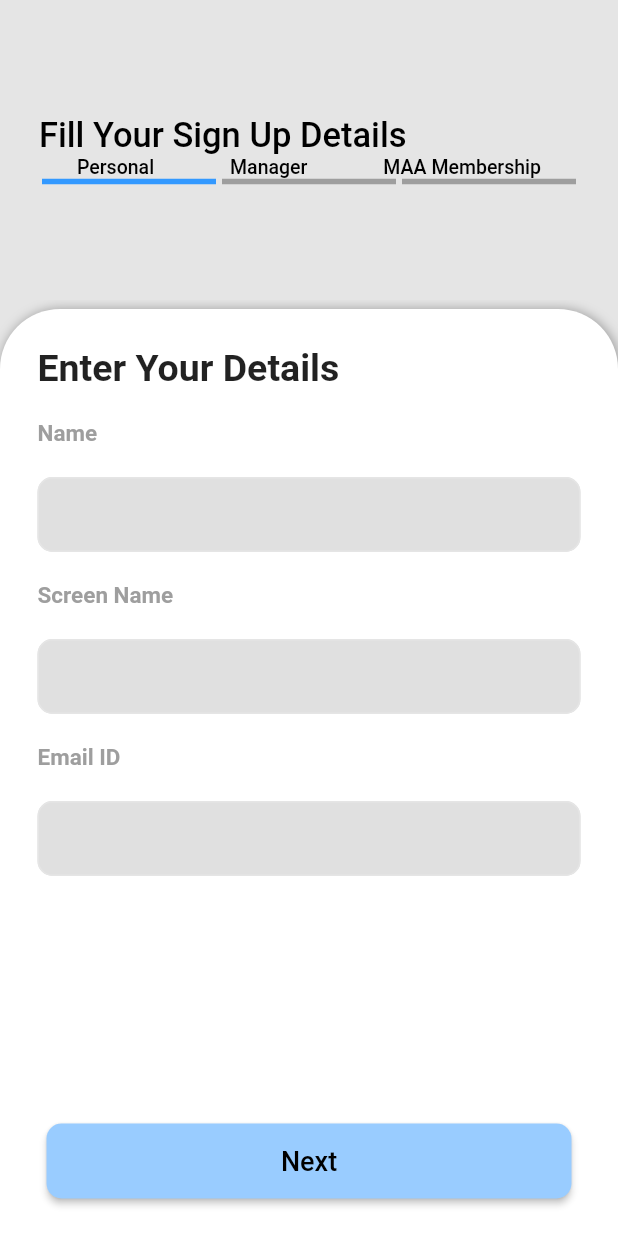
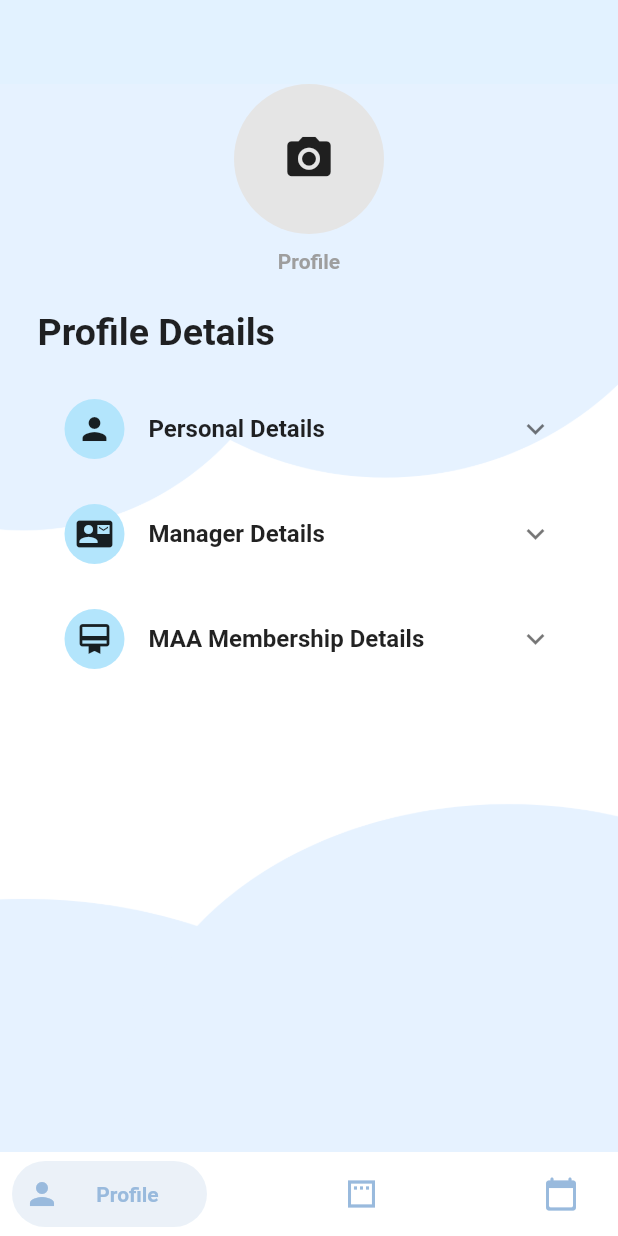
Before and after one commit to SaifAliS/maa_castings, a Flutter app: the screen it shows after launch, on a phone screen of 412 x 824 dp. Run offline on Flutter 3.47's test engine with Material 2 defaults, Android fonts, the light colour scheme and no system bars; drawn by our look-alikes of bottom_navy_bar, expansion_tile_card, step_progress_indicator; our stand-ins replace blurrycontainer, lottie.

```diff
--- /dev/null
+++ b/maa_castings/lib/Profile_screen.dart
@@ -0,0 +1,224 @@
+import 'package:flutter/material.dart';
+import 'package:expansion_tile_card/expansion_tile_card.dart';
+
+class ProfileScreen extends StatefulWidget {
+  ProfileScreen({Key? key}) : super(key: key);
+
+  @override
+  State<ProfileScreen> createState() => _ProfileScreenState();
+}
+
+class _ProfileScreenState extends State<ProfileScreen> {
+  @override
+  final GlobalKey<ExpansionTileCardState> cardA = new GlobalKey();
+  final GlobalKey<ExpansionTileCardState> cardB = new GlobalKey();
+  final GlobalKey<ExpansionTileCardState> cardC = new GlobalKey();
+  Widget build(BuildContext context) {
+    return SafeArea(
+        child: Scaffold(
+            appBar: AppBar(
+              backgroundColor: Color(0xffe2f2ff),
+              elevation: 0,
+            ),
+            body: Container(
+              decoration: BoxDecoration(
+                image: DecorationImage(
+                    image: AssetImage("assets/proback.png"), fit: BoxFit.cover),
+              ),
+              child: Padding(
+                padding: EdgeInsets.fromLTRB(25, 0, 25, 0),
+                child: Column(
+                    crossAxisAlignment: CrossAxisAlignment.start,
+                    children: [
+                      Align(
+                          alignment: Alignment.center,
+                          child: GestureDetector(
+                            onTap: () {},
+                            child: Container(
+                              height: 100,
+                              width: 100,
+                              child: Icon(
+                                Icons.photo_camera,
+                                size: 35,
+                              ),
+                              decoration: BoxDecoration(
+                                  borderRadius: BorderRadius.circular(70),
+                                  color: Color(0xffe5e5e5)),
+                            ),
+                          )),
+                      SizedBox(
+                        height: 10,
+                      ),
+                      Align(
+                        alignment: Alignment.center,
+                        child: Text(
+                          "Profile",
+                          style: TextStyle(
+                              fontWeight: FontWeight.bold, color: Colors.grey),
+                        ),
+                      ),
+                      SizedBox(height: 25),
+                      Text(
+                        "Profile Details",
+                        style: TextStyle(
+                            fontSize: 25, fontWeight: FontWeight.bold),
+                      ),
+                      SizedBox(
+                        height: 20,
+                      ),
+                      ExpansionTileCard(
+                        baseColor: Colors.transparent,
+                        expandedColor: Color(0xffe2f2ff),
+                        key: cardA,
+                        leading: CircleAvatar(child: Icon(Icons.person)),
+                        title: Text("Personal Details",
+                            style: TextStyle(fontWeight: FontWeight.bold)),
+                        children: <Widget>[
+                          Padding(
+                            padding: EdgeInsets.fromLTRB(25, 0, 25, 0),
+                            child: Row(
+                                crossAxisAlignment: CrossAxisAlignment.center,
+                                mainAxisAlignment: MainAxisAlignment.spaceBetween,
+                                children: [
+                                  Align(
+                                      alignment: Alignment.centerLeft,
+                                      child: Text(
+                                        "Name",
+                                        style: TextStyle(fontSize: 18,),
+                                      )),
+                                  Align(
+                                      alignment: Alignment.centerRight,
+                                      child: Text(
+                                        "Saif Ali Shaik",
+                                        style: TextStyle(fontSize: 18),
+                                      ))
+                                ]),
+                          ),
+                          SizedBox(height: 10),
+                          Padding(
+                            padding:EdgeInsets.fromLTRB(25, 0, 25, 0),
+                            child: Row(
+                                crossAxisAlignment: CrossAxisAlignment.center,
+                                mainAxisAlignment: MainAxisAlignment.spaceBetween,
+                                children: [
+                                  Text(
+                                    "Screen Name",
+                                    style: TextStyle(fontSize: 18),
+                                  ),
+                                  Text(
+                                    "Saif Ali Shaik",
+                                    style: TextStyle(fontSize: 18),
+                                  )
+                                ]),
+                          ),
+                          SizedBox(height: 10),
+                          Padding(
+                            padding: EdgeInsets.fromLTRB(25, 0, 25, 0),
+                            child: Row(
+                                crossAxisAlignment: CrossAxisAlignment.center,
+                                mainAxisAlignment: MainAxisAlignment.spaceBetween,
+                                children: [
+                                  Align(
+                                      alignment: Alignment.centerLeft,
+                                      child: Text(
+                                        "Email ID",
+                                        style: TextStyle(fontSize: 18,),
+                                      )),
+                                  Align(
+                                      alignment: Alignment.centerRight,
+                                      child: Text(
+                                        "example@gmail.com",
+                                        style: TextStyle(fontSize: 18),
+                                      ))
+                                ]),
+                          ),
+                          SizedBox(height:10,)
+                        ],
+                      ),
+                      SizedBox(height: 10,),
+                      ExpansionTileCard(
+                        baseColor: Colors.transparent,
+                        expandedColor: Color(0xffe2f2ff),
+                        key: cardB,
+                        leading: CircleAvatar(child: Icon(Icons.contact_mail)),
+                        title: Text("Manager Details",
+                            style: TextStyle(fontWeight: FontWeight.bold)),
+                        children: <Widget>[
+                          Padding(
+                            padding: EdgeInsets.fromLTRB(25, 0, 25, 0),
+                            child: Row(
+                                crossAxisAlignment: CrossAxisAlignment.center,
+                                mainAxisAlignment: MainAxisAlignment.spaceBetween,
+                                children: [
+                                  Align(
+                                      alignment: Alignment.centerLeft,
+                                      child: Text(
+                                        "Manager Name",
+                                        style: TextStyle(fontSize: 18,),
+                                      )),
+                                  Align(
+                                      alignment: Alignment.centerRight,
+                                      child: Text(
+                                        "Saif Ali Shaik",
+                                        style: TextStyle(fontSize: 18),
+                                      ))
+                                ]),
+                          ),
+                          SizedBox(height: 10),
+                          Padding(
+                            padding:EdgeInsets.fromLTRB(25, 0, 25, 0),
+                            child: Row(
+                                crossAxisAlignment: CrossAxisAlignment.center,
+                                mainAxisAlignment: MainAxisAlignment.spaceBetween,
+                                children: [
+                                  Text(
+                                    "Manager Number",
+                                    style: TextStyle(fontSize: 18),
+                                  ),
+                                  Text(
+                                    "9999999999",
+                                    style: TextStyle(fontSize: 18),
+                                  )
+                                ]),
+                          ),
+                          SizedBox(height: 10),
+                        ],
+                      ),
+                      SizedBox(height: 10,),
+                      ExpansionTileCard(
+                        baseColor: Colors.transparent,
+                        expandedColor: Color(0xffe2f2ff),
+                        key: cardC,
+                        leading: CircleAvatar(child: Icon(Icons.card_membership)),
+                        title: Text("MAA Membership Details",
+                            style: TextStyle(fontWeight: FontWeight.bold)),
+                        children: <Widget>[
+                          Padding(
+                            padding: EdgeInsets.fromLTRB(25, 0, 25, 0),
+                            child: Row(
+                                crossAxisAlignment: CrossAxisAlignment.center,
+                                mainAxisAlignment: MainAxisAlignment.spaceBetween,
+                                children: [
+                                  Align(
+                                      alignment: Alignment.centerLeft,
+                                      child: Text(
+                                        "Membership ID",
+                                        style: TextStyle(fontSize: 18,),
+                                      )),
+                                  Align(
+                                      alignment: Alignment.centerRight,
+                                      child: Text(
+                                        "19121A04L3",
+                                        style: TextStyle(fontSize: 18),
+                                      ))
+                                ]),
+                          ),
+                          SizedBox(height: 10),
+
+                        ],
+                      ),
+                    ]),
+              ),
+            )));
+  }
+}
--- /dev/null
+++ b/maa_castings/lib/calender.dart
@@ -0,0 +1,24 @@
+import 'package:flutter/material.dart';
+
+class Calender extends StatefulWidget {
+  Calender({Key? key}) : super(key: key);
+
+  @override
+  State<Calender> createState() => _CalenderState();
+}
+
+class _CalenderState extends State<Calender> {
+  @override
+  Widget build(BuildContext context) {
+    return SafeArea(child: Scaffold(
+      appBar: AppBar(
+              backgroundColor: Color(0xffe2f2ff),
+              elevation: 0,),
+      body: Container(
+              decoration: BoxDecoration(
+                image: DecorationImage(
+                    image: AssetImage("assets/proback.png"), fit: BoxFit.cover),
+              ),)
+    ));
+  }
+}
--- /dev/null
+++ b/maa_castings/lib/career.dart
@@ -0,0 +1,24 @@
+import 'package:flutter/material.dart';
+
+class Career extends StatefulWidget {
+  Career({Key? key}) : super(key: key);
+
+  @override
+  State<Career> createState() => _CareerState();
+}
+
+class _CareerState extends State<Career> {
+  @override
+  Widget build(BuildContext context) {
+    return SafeArea(child: Scaffold(
+      appBar: AppBar(
+              backgroundColor: Color(0xffe2f2ff),
+              elevation: 0,),
+      body: Container(
+              decoration: BoxDecoration(
+                image: DecorationImage(
+                    image: AssetImage("assets/proback.png"), fit: BoxFit.cover),
+              ),)
+    ));
+  }
+}
--- a/maa_castings/lib/main.dart
+++ b/maa_castings/lib/main.dart
@@ -1,4 +1,5 @@
 import 'package:flutter/material.dart';
+import 'package:maa_castings/Profile_screen.dart';
 import 'package:maa_castings/home_page.dart';
 import 'package:maa_castings/main_screen.dart';
 import 'package:maa_castings/profile_filling.dart';
@@ -15,7 +16,7 @@ class MyApp extends StatelessWidget {
     return MaterialApp(
       debugShowCheckedModeBanner: false,
 
-      home: ProfileFilling(),
+      home: Main(),
       theme: ThemeData(
         bottomSheetTheme: BottomSheetThemeData(
           backgroundColor: Color(0xffe5e5e5),
--- a/maa_castings/lib/main_screen.dart
+++ b/maa_castings/lib/main_screen.dart
@@ -1,5 +1,9 @@
 import 'package:bottom_navy_bar/bottom_navy_bar.dart';
 import 'package:flutter/material.dart';
+import 'package:maa_castings/Profile_screen.dart';
+import 'package:maa_castings/calender.dart';
+import 'package:maa_castings/career.dart';
+
 
 class Main extends StatefulWidget {
   Main({Key? key}) : super(key: key);
@@ -10,16 +14,46 @@ class Main extends StatefulWidget {
 
 class _MainState extends State<Main> {
   int _currentIndex = 0;
+  late PageController _pageController;
+   @override
+  void initState() {
+    super.initState();
+    _pageController = PageController();
+  }
+
+  @override
+  void dispose() {
+    _pageController.dispose();
+    super.dispose();
+  }
 
   @override
   Widget build(BuildContext context) {
-    return SafeArea(
-        child: Scaffold(
+    return Scaffold(
+
+      body: SizedBox.expand(
+        child: PageView(
+          controller: _pageController,
+          onPageChanged: (index) {
+            setState(() => _currentIndex = index);
+          },
+          children: <Widget>[
+            ProfileScreen(),
+            Career(),
+            Calender(),
+
+          ],
+        ),
+      ),
       bottomNavigationBar: BottomNavyBar(
-        showElevation: false,
-        selectedIndex: _currentIndex,
-        items: [
-          BottomNavyBarItem(
+         selectedIndex: _currentIndex,
+         showElevation: false,
+        onItemSelected: (index) {
+          setState(() => _currentIndex = index);
+          _pageController.jumpToPage(index);
+        },
+        items: <BottomNavyBarItem>[
+           BottomNavyBarItem(
             icon: Icon(Icons.person),
             title: Text('Profile'),
             activeColor: Color(0xff99badd),
@@ -37,10 +71,60 @@ class _MainState extends State<Main> {
             activeColor: Color(0xff99badd),
             textAlign: TextAlign.center,
           ),
+
         ],
-        mainAxisAlignment: MainAxisAlignment.spaceAround,
-        onItemSelected: (index) => setState(() => _currentIndex = index),
       ),
-    ));
+    );
   }
 }
+
+
+
+
+
+
+
+
+// class Main extends StatefulWidget {
+//   Main({Key? key}) : super(key: key);
+
+//   @override
+//   State<Main> createState() => _MainState();
+// }
+
+// class _MainState extends State<Main> {
+//   int _currentIndex = 0;
+
+//   @override
+//   Widget build(BuildContext context) {
+//     return SafeArea(
+//         child: Scaffold(
+//       bottomNavigationBar: BottomNavyBar(
+//         showElevation: false,
+//         selectedIndex: _currentIndex,
+//         items: [
+//           BottomNavyBarItem(
+//             icon: Icon(Icons.person),
+//             title: Text('Profile'),
+//             activeColor: Color(0xff99badd),
+//             textAlign: TextAlign.center,
+//           ),
+//           BottomNavyBarItem(
+//             icon: Icon(Icons.padding),
+//             title: Text('Career Details'),
+//             activeColor: Color(0xff99badd),
+//             textAlign: TextAlign.center,
+//           ),
+//           BottomNavyBarItem(
+//             icon: Icon(Icons.calendar_today_rounded),
+//             title: Text('Availability'),
+//             activeColor: Color(0xff99badd),
+//             textAlign: TextAlign.center,
+//           ),
+//         ],
+//         mainAxisAlignment: MainAxisAlignment.spaceAround,
+//         onItemSelected: (index) => setState(() => _currentIndex = index),
+//       ),
+//     ));
+//   }
+// }
--- a/maa_castings/lib/profile_filling.dart
+++ b/maa_castings/lib/profile_filling.dart
@@ -1,5 +1,3 @@
-import 'dart:ffi';
-
 import 'package:flutter/material.dart';
 import 'package:step_progress_indicator/step_progress_indicator.dart';
 
--- a/maa_castings/pubspec.yaml
+++ b/maa_castings/pubspec.yaml
@@ -40,6 +40,7 @@ dependencies:
   bottom_navy_bar: ^6.0.0
   cool_stepper: ^1.2.1
   step_progress_indicator: ^1.0.2
+  expansion_tile_card: ^2.0.0
 
 dev_dependencies:
   flutter_test:
```
Also changed, not shown: maa_castings/assets/proback 1.png (added), maa_castings/assets/proback.png (added), maa_castings/pubspec.lock.
